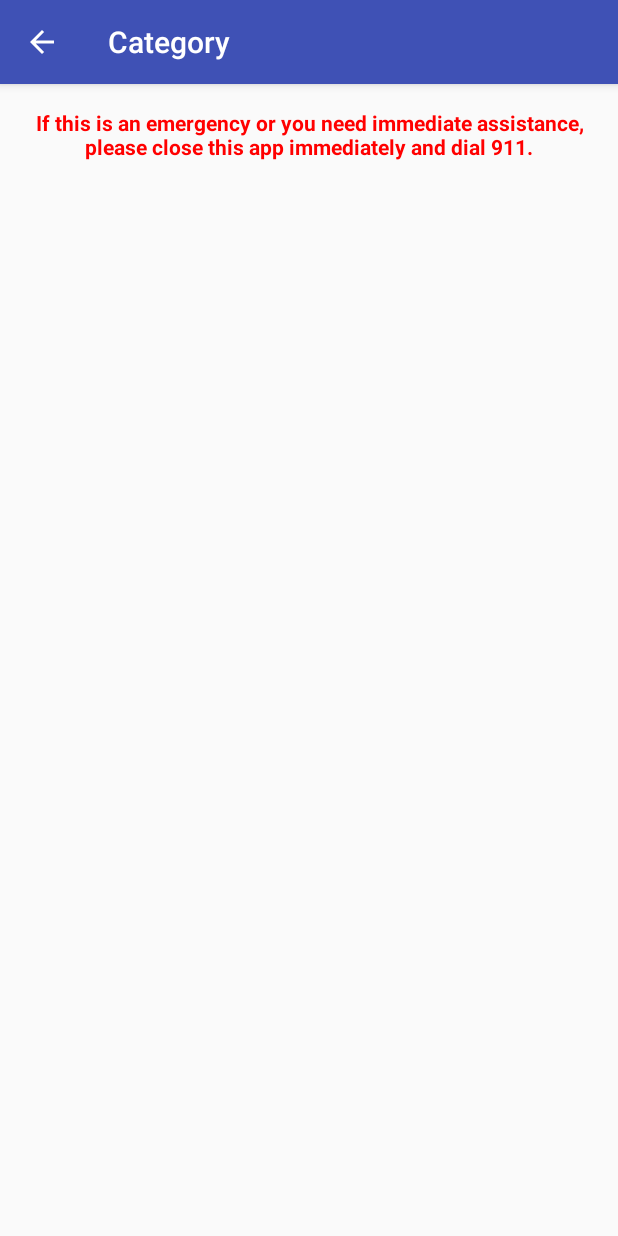
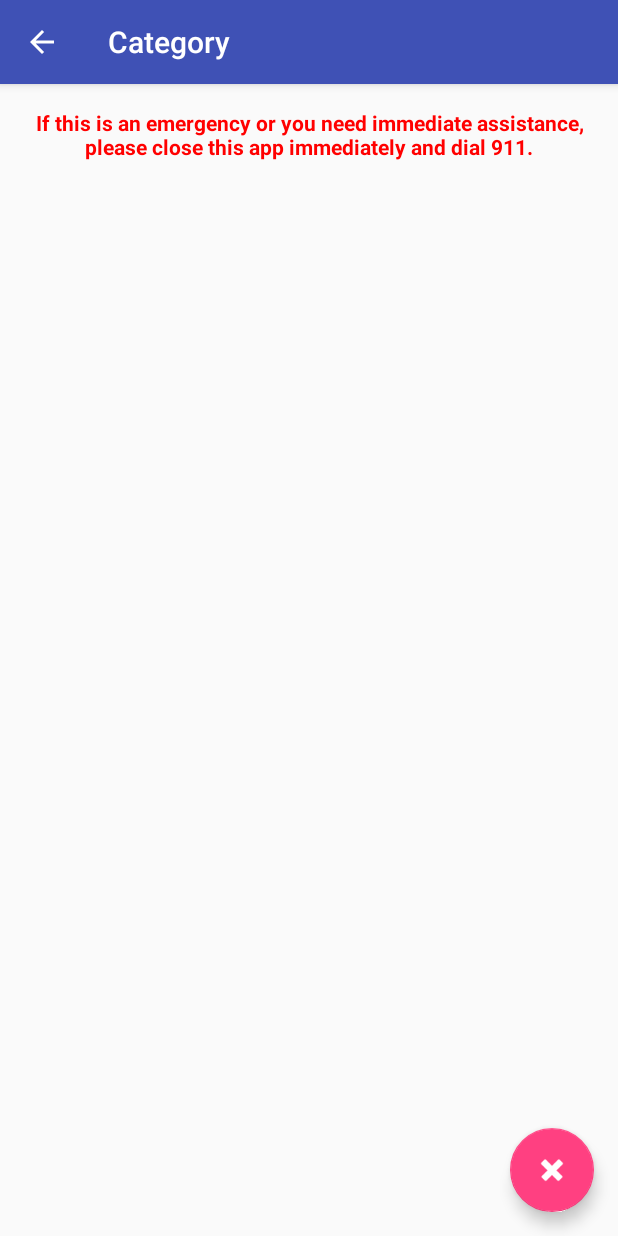
Before and after one commit to jrbyam/TimeOfNeedFront-End, an Android app: the ListActivity screen opened directly, with no data from a screen before it, on a phone screen of 412 x 824 dp. Run offline under Robolectric (Android 15) with nearby library versions, the phone set to English and light mode, and no system bars.

Commit message:
Android: Quick Close now functioning properly

```diff
--- a/Android/app/src/main/java/com/example/ton/tonandroidblank/ListActivity.java
+++ b/Android/app/src/main/java/com/example/ton/tonandroidblank/ListActivity.java
@@ -1,8 +1,16 @@
 package com.example.ton.tonandroidblank;
 
 //import android.app.Activity;
-import android.os.Bundle;
+import android.content.Intent;
+import android.content.SharedPreferences;
+import android.os.*;
+import android.os.Process;
+import android.preference.PreferenceManager;
+import android.support.design.widget.FloatingActionButton;
 import android.support.v7.app.AppCompatActivity;
+import android.view.View;
+import android.widget.ArrayAdapter;
+import android.widget.ListAdapter;
 import android.widget.Toolbar;
 
 /**
@@ -16,8 +24,34 @@ public class ListActivity extends AppCompatActivity {
         setContentView(R.layout.list_layout);
        // Toolbar toolbar = (Toolbar) findViewById(R.id.toolbar);
        // setSupportActionBar(toolbar);
+        SharedPreferences settings = PreferenceManager.getDefaultSharedPreferences(this);
+
+
+        FloatingActionButton fab = (FloatingActionButton) findViewById(R.id.fab);
+        boolean showButton = settings.getBoolean("quickkill_switch", true);
+        if (showButton)
+            fab.show();
+        else
+            fab.hide();
+        fab.setOnClickListener(new View.OnClickListener() {
+            @Override
+            public void onClick(View view) {
+                Intent intent = new Intent(getApplicationContext(), BlankActivity.class);
+                intent.setFlags(Intent.FLAG_ACTIVITY_CLEAR_TOP);
+                intent.putExtra("EXIT", true);
+                startActivity(intent);
+            }
+        });
+
+        String[] placeNames = {"Fairbanks Rescue Mission", "Interior Alaska Center for Non-violent Living",
+                                "Fairbanks Youth Advocates The Door", "FCA Street Outreach and Advocacy Program",
+                                "Stone Soup Cafe", "Immaculate Conception Church", "The Salvation Army", "FNA Elders Program",
+                                "North Star Council on Aging", "Fairbanks Food Bank"};
+
+        String[] placeDistances = {"0.2 mi", "0.5 mi", "0.7 mi", "1.2 mi", "1.2 mi", "1.3 mi", "1.5 mi",
+                                    "1.9 mi", "2.0 mi", "2.5 mi"};
+
+
     }
 
-
-
 }
--- a/Android/app/src/main/res/layout/activity_blank.xml
+++ b/Android/app/src/main/res/layout/activity_blank.xml
@@ -23,12 +23,13 @@
 
     <include layout="@layout/content_blank" />
 
-    <!--android.support.design.widget.FloatingActionButton
+    <android.support.design.widget.FloatingActionButton
         android:id="@+id/fab"
         android:layout_width="wrap_content"
         android:layout_height="wrap_content"
         android:layout_gravity="bottom|end"
         android:layout_margin="@dimen/fab_margin"
-        android:src="@android:drawable/ic_dialog_email" / -->
+        android:src="@android:drawable/ic_delete"
+        android:tint="#ffffff" />
 
 </android.support.design.widget.CoordinatorLayout>
--- a/Android/app/src/main/res/layout/list_layout.xml
+++ b/Android/app/src/main/res/layout/list_layout.xml
@@ -1,4 +1,11 @@
 <?xml version="1.0" encoding="utf-8"?>
+<android.support.design.widget.CoordinatorLayout xmlns:android="http://schemas.android.com/apk/res/android"
+    xmlns:tools="http://schemas.android.com/tools"
+    android:layout_width="match_parent"
+    android:layout_height="match_parent"
+    android:fitsSystemWindows="true"
+    tools:context="com.example.ton.tonandroidblank.ListActivity">
+
 <RelativeLayout xmlns:android="http://schemas.android.com/apk/res/android"
     android:layout_width="match_parent"
     android:layout_height="match_parent">
@@ -11,19 +18,27 @@
         android:gravity="center"
         android:textColor="#ff0000"
         android:textStyle="bold"
-        android:paddingLeft="16dp"
-        android:paddingTop="16dp"
-        android:paddingRight="16dp"
-        android:paddingBottom="16dp" />
+        android:padding="16dp" />
 
-    <ListView
+    <ExpandableListView
         android:layout_width="wrap_content"
         android:layout_height="wrap_content"
         android:layout_below="@+id/disclaimerText"
-        android:id="@+id/listView"
+        android:id="@+id/listOfLocations"
         android:layout_alignParentLeft="true"
         android:layout_alignParentStart="true"
         android:layout_alignParentBottom="false" />
 
+</RelativeLayout>
 
-</RelativeLayout>
+
+<android.support.design.widget.FloatingActionButton
+    android:id="@+id/fab"
+    android:layout_width="wrap_content"
+    android:layout_height="wrap_content"
+    android:layout_gravity="bottom|end"
+    android:layout_margin="16dp"
+    android:src="@android:drawable/ic_delete"
+    android:tint="#ffffff" />
+
+</android.support.design.widget.CoordinatorLayout>
--- a/Android/app/src/main/res/values/strings.xml
+++ b/Android/app/src/main/res/values/strings.xml
@@ -6,13 +6,14 @@
 
     <!-- Strings related to Settings -->
     <string name="pref_description_quickkill">Enables a persistent &quot;quit&quot; button throughout the app.</string>
-    <string name="pref_title_quickkill">Enable Quick Close</string>
+    <string name="pref_title_quickkill">Quick Close</string>
 
     <string name="pref_title_location">Preferred Location</string>
     <string name="label_settings">Settings</string>
 
 
     <string name="category1">Category</string>
+    <string name="mapIcon">Map Icon</string>
 
 
 </resources>
```
Also changed, not shown: Android/app/src/main/java/com/example/ton/tonandroidblank/BlankActivity.java (+20 -6 lines), Android/app/src/main/java/com/example/ton/tonandroidblank/CustomAdapter.java (added, +25 -0 lines), Android/app/src/main/res/layout/content_blank.xml (+5 -17 lines), Android/app/src/main/res/layout/row_layout.xml (added, +37 -0 lines), Android/app/src/main/res/mipmap-hdpi/clothing_icon.png (added), Android/app/src/main/res/mipmap-hdpi/domestic_violence_resources_icon.png (added), Android/app/src/main/res/mipmap-hdpi/employment_assistance_icon.png (added), Android/app/src/main/res/mipmap-hdpi/food_icon.png (added), Android/app/src/main/res/mipmap-hdpi/medical_facilities_icon.png (added), Android/app/src/main/res/mipmap-hdpi/sex_trafficking_resources_icon.png (added), Android/app/src/main/res/mipmap-hdpi/shelter_icon.png (added), Android/app/src/main/res/mipmap-hdpi/showers_icon.png (added), Android/app/src/main/res/mipmap-hdpi/suicide_prevention_icon.png (added), Android/app/src/main/res/mipmap-hdpi/support_groups_icon.png (added), 2 more files.
